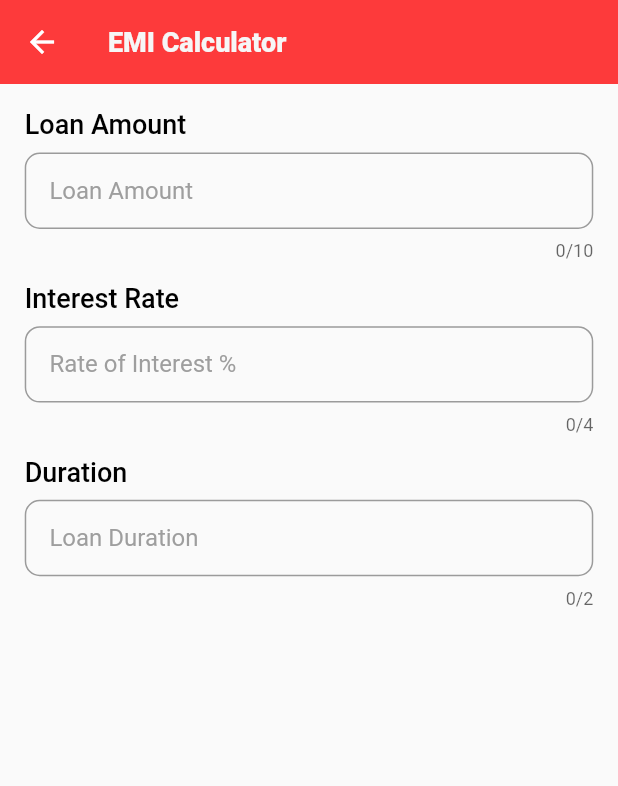
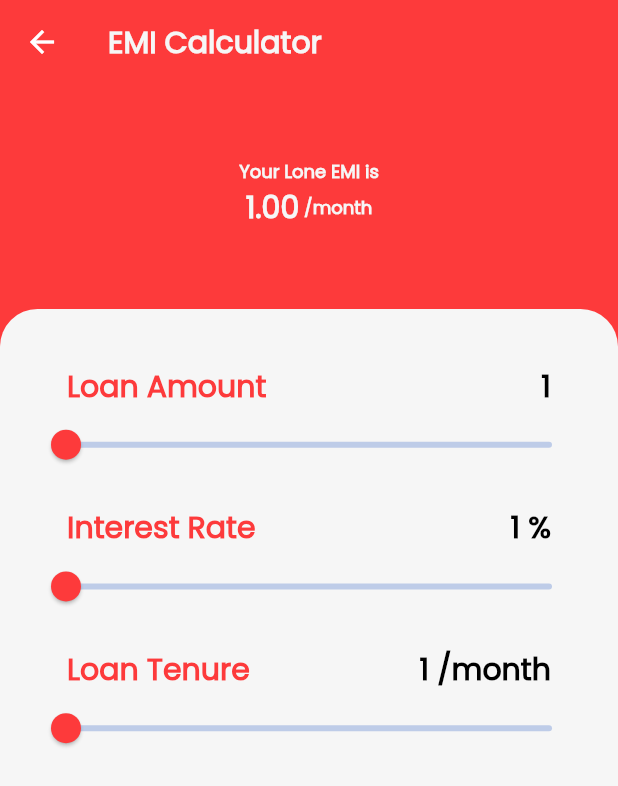
Before and after one commit to DhruvalGorasiya/speed_lone, a Flutter app: the EmiCalculatorView screen opened by its route, on a phone screen of 412 x 824 dp. Shown: the top 786 px of the screen. Run offline on Flutter 3.47's test engine with Material 2 defaults, Android fonts, the phone set to English and light mode, and no system bars; our stand-ins replace get.

Commit message:
compare calculator done

```diff
--- a/lib/controller/emi_calculator_controller.dart
+++ b/lib/controller/emi_calculator_controller.dart
@@ -1,3 +1,5 @@
+import 'dart:math';
+
 import 'package:flutter/material.dart';
 import 'package:get/get.dart';
 
@@ -5,4 +7,47 @@ class EmiCalculatorController extends GetxController {
   TextEditingController loanAmountController = TextEditingController();
   TextEditingController interestRateController = TextEditingController();
   TextEditingController durationController = TextEditingController();
+
+  RxDouble loanAmount = 1.0.obs;
+  RxDouble interestRate = 1.0.obs;
+  RxDouble duration = 1.0.obs;
+  RxDouble emi = 1.0.obs;
+
+  void changeAmtSlider(double value) {
+    loanAmount.value = value;
+     double rate = interestRate.value / 12 / 100;
+     emi.value =  loanAmount.value *
+         rate *
+         (pow(1 + rate, duration.value) /
+             (pow(1 + rate, duration.value) - 1)).toDouble();
+    emi.refresh();
+    loanAmount.refresh();
+    update();
+  }
+
+  void changeIntrestRate(double value) {
+    interestRate.value = value;
+         double rate = interestRate.value / 12 / 100;
+
+    emi.value =  loanAmount.value *
+        rate *
+        (pow(1 + rate, duration.value) /
+            (pow(1 + rate, duration.value) - 1)).toDouble();
+    emi.refresh();
+    interestRate.refresh();
+    update();
+  }
+
+  void changeDuration(double value) {
+    duration.value = value;
+         double rate = interestRate.value / 12 / 100;
+
+    emi.value =  loanAmount.value *
+        rate *
+        (pow(1 + rate, duration.value) /
+            (pow(1 + rate, duration.value) - 1)).toDouble();
+    emi.refresh();
+    duration.refresh();
+    update();
+  }
 }
--- a/lib/main.dart
+++ b/lib/main.dart
@@ -3,6 +3,7 @@ import 'package:flutter/services.dart';
 import 'package:get/get.dart';
 import 'package:lone_counter/view/bottom_navigation_view.dart';
 import 'package:lone_counter/view/calculator_view.dart';
+import 'package:lone_counter/view/compare_lone_view.dart';
 import 'package:lone_counter/view/emi_calculator_view.dart';
 import 'package:lone_counter/view/splash_view.dart';
 import 'package:lone_counter/utils/routes.dart';
@@ -30,6 +31,7 @@ class MyApp extends StatelessWidget {
         GetPage(name: Routes.homeView, page: () => BottomNavigationScreen()),
         GetPage(name: Routes.calculatorView, page: () => const CalculatorView()),
         GetPage(name: Routes.emiCalculatorView, page: () => EmiCalculatorView()),
+        GetPage(name: Routes.compareLoneCalculator, page: () => CompareLoneCalculator()),
       ],
       debugShowCheckedModeBanner: false,
       initialRoute: Routes.splashView,
--- a/lib/utils/routes.dart
+++ b/lib/utils/routes.dart
@@ -4,4 +4,5 @@ class Routes {
   static const homeView = '/HomeView';
   static const calculatorView = '/calculatorView';
   static const emiCalculatorView = '/emiCalculatorView';
+  static const compareLoneCalculator = '/compareLoneCalculator';
 }
--- a/lib/utils/string_constant.dart
+++ b/lib/utils/string_constant.dart
@@ -1,3 +1,4 @@
 class StringConstant {
   static const emiCalculator = 'EMI Calculator';
+  static const compareCalculator = 'Compress Loan';
 }
--- a/lib/utils/text_style_constant.dart
+++ b/lib/utils/text_style_constant.dart
@@ -2,17 +2,20 @@ import 'package:flutter/widgets.dart';
 import 'package:lone_counter/utils/colors_constant.dart';
 
 class TextStyleConstant {
-  static const bold14 = TextStyle(
-      color: ColorConstant.primaryColor,
-      fontSize: 14,
-      fontWeight: FontWeight.w900);
   static const bold16 = TextStyle(
       color: ColorConstant.primaryColor,
       fontSize: 16,
+      fontFamily: 'Poppins',
       fontWeight: FontWeight.w900);
   static const bold18 = TextStyle(
       color: ColorConstant.primaryColor,
       fontSize: 18,
+      fontFamily: 'Poppins',
+      fontWeight: FontWeight.w900);
+  static const bold20 = TextStyle(
+      color: ColorConstant.primaryColor,
+      fontSize:20,
+      fontFamily: 'Poppins',
       fontWeight: FontWeight.w900);
   static const boldGrey18 = TextStyle(
       color: ColorConstant.grey, fontSize: 16, fontWeight: FontWeight.w400);
--- a/lib/view/calculator_view.dart
+++ b/lib/view/calculator_view.dart
@@ -37,7 +37,7 @@ class _CalculatorViewState extends State<CalculatorView> {
                     imageTap(image: ImageConstant.emiCalculator,onTap: () {
                       Get.toNamed(Routes.emiCalculatorView);
                     },),
-                    imageTap(image: ImageConstant.compareLoan)
+                    imageTap(image: ImageConstant.compareLoan,onTap: () => Get.toNamed(Routes.compareLoneCalculator))
                   ],
                 ),
                 Row(
--- a/lib/view/emi_calculator_view.dart
+++ b/lib/view/emi_calculator_view.dart
@@ -4,47 +4,116 @@ import 'package:lone_counter/controller/emi_calculator_controller.dart';
 import 'package:lone_counter/utils/colors_constant.dart';
 import 'package:lone_counter/utils/string_constant.dart';
 import 'package:lone_counter/utils/text_style_constant.dart';
+import 'package:lone_counter/widget/app_bar.dart';
+import 'package:lone_counter/widget/custom_slider.dart';
 import 'package:lone_counter/widget/custom_text_field.dart';
 
 class EmiCalculatorView extends StatelessWidget {
   EmiCalculatorView({Key? key}) : super(key: key);
   final EmiCalculatorController emiCalculatorController =
       Get.put(EmiCalculatorController());
+
   @override
   Widget build(BuildContext context) {
     return GetBuilder<EmiCalculatorController>(
       builder: (controller) {
         return Scaffold(
-          appBar: AppBar(
-            // leading: Te,
-            title: Text(StringConstant.emiCalculator,
-                style: TextStyleConstant.bold18
-                    .copyWith(color: ColorConstant.white)),
-            elevation: 0,
             backgroundColor: ColorConstant.primaryColor,
-          ),
+            appBar: customAppBar(title: StringConstant.emiCalculator),
             body: SafeArea(
-            child: Padding(
-              padding: EdgeInsets.symmetric(
-                  horizontal: Get.width * 0.04, vertical: Get.height * 0.02),
-              child: SingleChildScrollView(
+                child: Obx(() => Stack(children: [
+                      Align(
+                        alignment: Alignment.bottomCenter,
+                        child: Container(
+                          height: Get.height * 0.75,
+                          padding: const EdgeInsets.all(20),
+                          decoration: const BoxDecoration(
+                              color: ColorConstant.white,
+                              borderRadius: BorderRadius.only(
+                                  topLeft: Radius.circular(25),
+                                  topRight: Radius.circular(25))),
                           child: Column(
                             children: [
-                    textField("Loan Amount", "Loan Amount",
-                        emiCalculatorController.loanAmountController, 10),
-                    textField("Interest Rate", "Rate of Interest %",
-                        emiCalculatorController.interestRateController, 4),
-                    textField("Duration", "Loan Duration",
-                        emiCalculatorController.durationController, 2),
+                              SizedBox(
+                                height: Get.height * 0.02,
+                              ),
+                              customSlider(
+                                heading: "Loan Amount",
+                                value: controller.loanAmount.value,
+                                min: 1,
+                                max: 500000,
+                                showValue:
+                                    controller.loanAmount.value.toStringAsFixed(0),
+                                onChange: controller.changeAmtSlider,
+                              ),
+                              SizedBox(
+                                height: Get.height * 0.02,
+                              ),
+                              customSlider(
+                                heading: "Interest Rate",
+                                value: controller.interestRate.value,
+                                min: 1,
+                                max: 10,
+                                showValue:
+                                    "${controller.interestRate.value.toStringAsFixed(0)} %",
+                                onChange: controller.changeIntrestRate,
+                              ),
+                              SizedBox(
+                                height: Get.height * 0.02,
+                              ),
+                              customSlider(
+                                heading: "Loan Tenure",
+                                value: controller.duration.value,
+                                min: 1,
+                                max: 12,
+                                showValue:
+                                    "${controller.duration.value.toStringAsFixed(0)} /month",
+                                onChange: controller.changeDuration,
+                              ),
+                              SizedBox(
+                                height: Get.height * 0.02,
+                              ),
                             ],
                           ),
                         ),
                       ),
+                      Align(
+                          alignment: Alignment.topCenter,
+                          child: Padding(
+                            padding: EdgeInsets.only(top: Get.height * 0.06),
+                            child: Column(
+                              children: [
+                                Text('Your Lone EMI is',
+                                    style: TextStyleConstant.bold16.copyWith(
+                                      fontSize: 12,
+                                      color: ColorConstant.white,
+                                    )),
+                                Row(
+                                  mainAxisSize: MainAxisSize.min,
+                                  children: [
+                                    Text(
+                                        controller.emi.value.toStringAsFixed(2),
+                                        style:
+                                            TextStyleConstant.bold20.copyWith(
+                                          color: ColorConstant.white,
+                                        )),
+                                    Text(" /month",
+                                        style:
+                                            TextStyleConstant.bold16.copyWith(
+                                          fontSize: 12,
+                                          color: ColorConstant.white,
+                                        )),
+                                  ],
                                 ),
-        );
+                              ],
+                            ),
+                          ))
+                    ]))));
       },
     );
   }
+
+
 
   Widget textField(
       String title, hintText, TextEditingController controller, int length) {
@@ -59,7 +128,7 @@ class EmiCalculatorView extends StatelessWidget {
           height: Get.height * 0.085,
           margin: EdgeInsets.only(
               top: Get.height * 0.01, bottom: Get.height * 0.02),
-          child: TextFormFieldWidgets(
+          child: customTextField(
             controller: controller,
             keyboardType: TextInputType.number,
             hintText: hintText,
--- a/lib/view/splash_view.dart
+++ b/lib/view/splash_view.dart
@@ -13,7 +13,7 @@ class _SplashScreenState extends State<SplashScreen> {
   @override
   void initState() {
     super.initState();
-    Future.delayed(const Duration(milliseconds: 3000),() {
+    Future.delayed(const Duration(milliseconds: 5000),() {
       Get.offNamed(Routes.homeView);
     },);
   }
@@ -21,6 +21,6 @@ class _SplashScreenState extends State<SplashScreen> {
   @override
   Widget build(BuildContext context) {
     return Scaffold(
-        body:Center(child: Image.asset("assets/new splash screen.gif",fit: BoxFit.fitWidth,)));
+        body:Center(child: Image.asset("assets/splash_screen.gif",fit: BoxFit.fitWidth,)));
   }
 }
--- /dev/null
+++ b/lib/widget/app_bar.dart
@@ -0,0 +1,13 @@
+import 'package:flutter/material.dart';
+import 'package:lone_counter/utils/colors_constant.dart';
+import 'package:lone_counter/utils/text_style_constant.dart';
+
+PreferredSizeWidget customAppBar({required String title}){
+  return AppBar(
+    title: Text(title,
+        style: TextStyleConstant.bold20
+            .copyWith(color: ColorConstant.white)),
+    elevation: 0,
+    backgroundColor: ColorConstant.primaryColor,
+  );
+}
--- /dev/null
+++ b/lib/widget/custom_slider.dart
@@ -0,0 +1,40 @@
+import 'package:flutter/material.dart';
+import 'package:get/get.dart';
+import 'package:lone_counter/utils/colors_constant.dart';
+import 'package:lone_counter/utils/text_style_constant.dart';
+
+Widget customSlider(
+    {required String heading,
+      required double value,
+      required double min,
+      required double max,
+      required String showValue,
+      Function(double)? onChange}) {
+  return Column(
+    children: [
+      Padding(
+        padding: EdgeInsets.symmetric(horizontal: Get.height * 0.03),
+        child: Row(
+          mainAxisAlignment: MainAxisAlignment.spaceBetween,
+          children: [
+            Text(heading, style: TextStyleConstant.bold20),
+            Text(
+              showValue,
+              style: TextStyleConstant.bold20
+                  .copyWith(color: ColorConstant.black),
+            ),
+          ],
+        ),
+      ),
+      Slider(
+        value: value,
+        min: min,
+        max: max,
+        onChanged: onChange,
+        thumbColor: ColorConstant.primaryColor,
+        activeColor: const Color(0xffbecce8),
+        inactiveColor: const Color(0xffbecce8),
+      ),
+    ],
+  );
+}
--- a/lib/widget/custom_text_field.dart
+++ b/lib/widget/custom_text_field.dart
@@ -2,50 +2,28 @@ import 'package:flutter/material.dart';
 import 'package:flutter/services.dart';
 import 'package:get/get.dart';
 import 'package:get/get_rx/src/rx_typedefs/rx_typedefs.dart';
+import 'package:lone_counter/utils/colors_constant.dart';
 import 'package:lone_counter/utils/text_style_constant.dart';
 
-class TextFormFieldWidgets extends StatelessWidget {
-  final String hintText;
-  final String? suffixIcon;
-  final TextEditingController controller;
-  final String? Function(String?)? validator;
-  final Callback? onTap;
-  final Callback? onTapTextField;
-  final bool? obscureText;
-  final bool? readOnly;
-  final TextInputType keyboardType;
-  final bool? enabled;
-  final FocusNode? focusNode;
-  final TextInputAction? textInputAction;
-  final int maxLength;
-  final bool? isOnlyDigit;
-  final AutovalidateMode? autoValidateMode;
-  final String? errorText;
-  final String? label;
-
-  const TextFormFieldWidgets({
-    super.key,
-    required this.hintText,
-    this.suffixIcon,
-    required this.controller,
-    this.validator,
-    this.onTap,
-    this.obscureText,
-    required this.keyboardType,
-    this.enabled,
-    this.focusNode,
-    this.readOnly,
-    this.textInputAction,
-    this.onTapTextField,
-    required this.maxLength,
-    this.isOnlyDigit,
-    this.autoValidateMode,
-    this.errorText,
-    this.label,
-  });
-
-  @override
-  Widget build(BuildContext context) {
+Widget customTextField({
+  String? hintText,
+  String? suffixIcon,
+  TextEditingController? controller,
+  String? Function(String?)? validator,
+  Callback? onTap,
+  Callback? onTapTextField,
+  bool? obscureText,
+  bool? readOnly,
+  TextInputType? keyboardType,
+  bool? enabled,
+  FocusNode? focusNode,
+  TextInputAction? textInputAction,
+  int? maxLength,
+  bool? isOnlyDigit,
+  AutovalidateMode? autoValidateMode,
+  String? errorText,
+  String? label,
+}) {
   return TextFormField(
     maxLines: maxLength,
     autovalidateMode: autoValidateMode,
@@ -62,18 +40,20 @@ class TextFormFieldWidgets extends StatelessWidget {
     keyboardType: keyboardType,
     obscureText: obscureText ?? false,
     validator: validator,
-      cursorColor: context.theme.dividerColor,
+    cursorColor: ColorConstant.primaryColor,
     controller: controller,
-      style: TextStyleConstant.bold14,
+    style: TextStyleConstant.bold16.copyWith(color: ColorConstant.black),
     textAlignVertical: TextAlignVertical.center,
     decoration: InputDecoration(
-        fillColor: Colors.red,
+      focusedBorder: OutlineInputBorder(
+          borderRadius: BorderRadius.circular(10.0),
+          borderSide: const BorderSide(color: ColorConstant.primaryColor,width: 2)),
       border: OutlineInputBorder(
-          borderRadius: BorderRadius.circular(10.0),
-        ),
+          borderRadius: BorderRadius.circular(10.0)),
       labelText: label,
-        floatingLabelStyle: TextStyleConstant.bold14,
-        labelStyle: TextStyleConstant.bold14,
+      floatingLabelStyle:
+          TextStyleConstant.bold16.copyWith(color: ColorConstant.black),
+      labelStyle: TextStyleConstant.bold16.copyWith(color: ColorConstant.black),
       contentPadding: EdgeInsets.only(
         left: Get.width * 0.04,
         top: Get.height * 0.04,
@@ -84,4 +64,3 @@ class TextFormFieldWidgets extends StatelessWidget {
     ),
   );
 }
-}
--- a/pubspec.yaml
+++ b/pubspec.yaml
@@ -79,6 +79,10 @@ flutter:
   # "family" key with the font family name, and a "fonts" key with a
   # list giving the asset and other descriptors for the font. For
   # example:
+  fonts:
+    - family: Poppins
+      fonts:
+        - asset: assets/font/Poppins-Regular.ttf
   # fonts:
   #   - family: Schyler
   #     fonts:
```
Also changed, not shown: lib/controller/compare_lone_calculator.dart (added, +42 -0 lines), lib/view/bottom_navigation_view.dart (+5 -2 lines), lib/view/compare_lone_view.dart (added, +106 -0 lines), lib/view/redeemed_view.dart (+11 -6 lines), assets/Logo.PNG, assets/font/Poppins-Regular.ttf (added), assets/splash_screen.gif (added), assets/splash_screengif.gif (added). Lines whose indentation alone changed are shown as unchanged.
